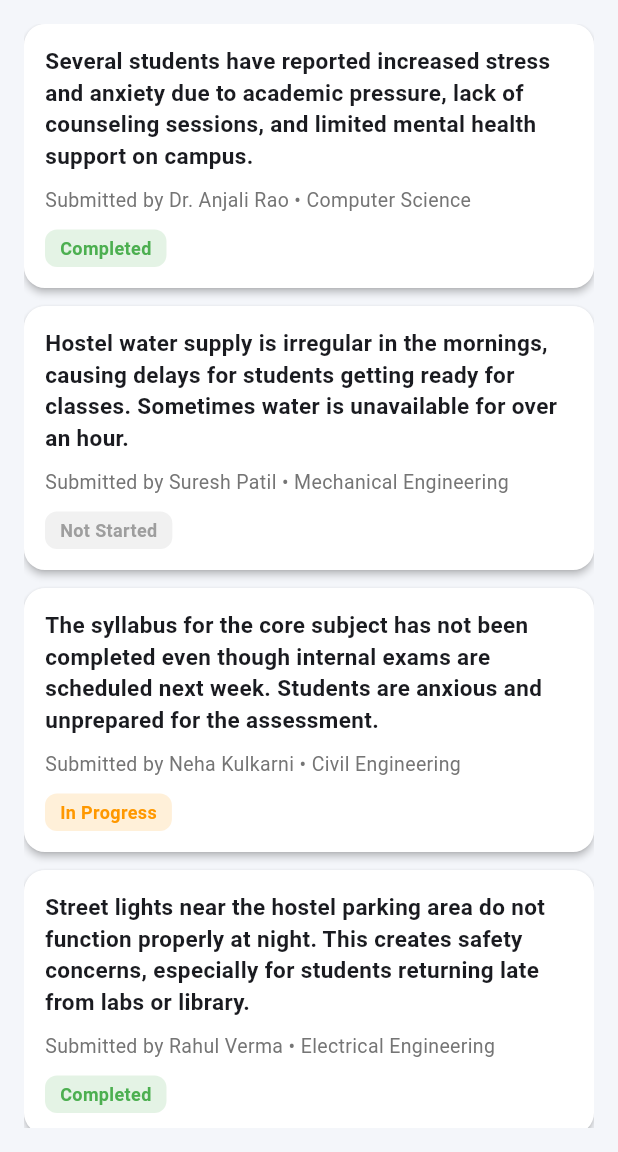
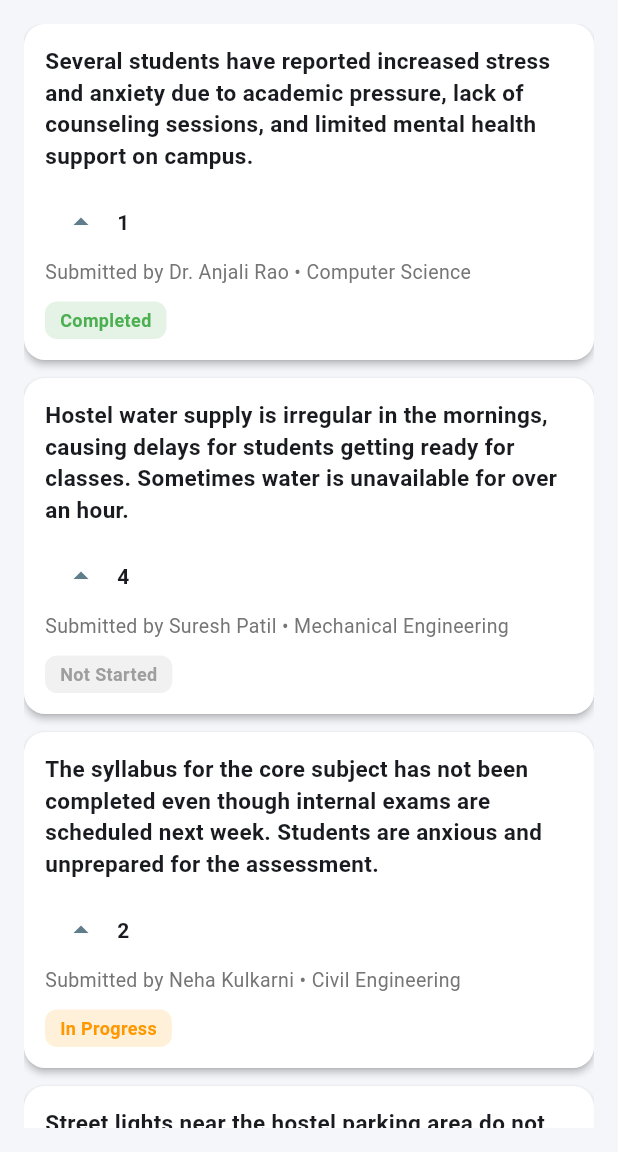
Before and after one commit to aparnabanpela20/UniPulse, a Flutter app: the ViewComplaintScreen screen opened directly, on a phone screen of 412 x 824 dp, the part 84-1236 px from its top. Run offline on Flutter 3.47's test engine with Material 3 defaults, Android fonts, the phone set to English and light mode, and no system bars.

Commit message:
Upvote Functionality added

```diff
--- a/lib/models/complaint.dart
+++ b/lib/models/complaint.dart
@@ -10,6 +10,7 @@ class Complaint {
   final String category;
   final DateTime createdAt;
   ComplaintStatus status;
+  int upvotes;
 
   Complaint({
     required this.id,
@@ -21,5 +22,6 @@ class Complaint {
     required this.category,
     required this.createdAt,
     this.status = ComplaintStatus.notStarted,
+    this.upvotes = 0,
   });
 }
--- a/lib/providers/complaint_provider.dart
+++ b/lib/providers/complaint_provider.dart
@@ -18,6 +18,7 @@ class ComplaintProvider extends ChangeNotifier {
       category: 'Infrastructure',
       createdAt: DateTime.now().subtract(const Duration(days: 5)),
       status: ComplaintStatus.notStarted,
+      upvotes: 5,
     ),
 
     Complaint(
@@ -34,6 +35,7 @@ class ComplaintProvider extends ChangeNotifier {
       category: 'Academics',
       createdAt: DateTime.now().subtract(const Duration(days: 2)),
       status: ComplaintStatus.working,
+      upvotes: 8,
     ),
 
     Complaint(
@@ -50,6 +52,7 @@ class ComplaintProvider extends ChangeNotifier {
       category: 'Infrastructure',
       createdAt: DateTime.now().subtract(const Duration(days: 7)),
       status: ComplaintStatus.completed,
+      upvotes: 3,
     ),
 
     Complaint(
@@ -66,6 +69,7 @@ class ComplaintProvider extends ChangeNotifier {
       category: 'Academics',
       createdAt: DateTime.now().subtract(const Duration(hours: 10)),
       status: ComplaintStatus.working,
+      upvotes: 2,
     ),
 
     Complaint(
@@ -82,6 +86,7 @@ class ComplaintProvider extends ChangeNotifier {
       category: 'Hostel',
       createdAt: DateTime.now().subtract(const Duration(days: 1)),
       status: ComplaintStatus.notStarted,
+      upvotes: 4,
     ),
 
     Complaint(
@@ -98,12 +103,15 @@ class ComplaintProvider extends ChangeNotifier {
       category: 'Mental Well-being',
       createdAt: DateTime.now().subtract(const Duration(days: 3)),
       status: ComplaintStatus.completed,
+      upvotes: 1,
     ),
   ];
 
   List<Complaint> get complaints {
     return List.unmodifiable(_complaints);
   }
+
+  final Set<String> _upvotedComplaintIds = {};
 
   void addComplaint({
     required String complaint,
@@ -155,4 +163,25 @@ class ComplaintProvider extends ChangeNotifier {
       notifyListeners();
     }
   }
+
+  void upvoteComplaint(String complaintId) {
+    if (_upvotedComplaintIds.contains(complaintId)) return;
+
+    final index = _complaints.indexWhere((c) => c.id == complaintId);
+    if (index != -1) {
+      _complaints[index].upvotes += 1;
+      _upvotedComplaintIds.add(complaintId);
+      notifyListeners();
+    }
+  }
+
+  bool hasUserUpvoted(String complaintId) {
+    return _upvotedComplaintIds.contains(complaintId);
+  }
+
+  List<Complaint> getTopVotedComplaints({int limit = 3}) {
+    final sorted = List<Complaint>.from(_complaints)
+      ..sort((a, b) => b.upvotes.compareTo(a.upvotes));
+    return sorted.take(limit).toList();
+  }
 }
--- a/lib/screens/complaint_success_screen.dart
+++ b/lib/screens/complaint_success_screen.dart
@@ -5,7 +5,7 @@ import 'complaint_screen.dart';
 
 class ComplaintSuccessScreen extends StatelessWidget {
   final String role;
-  ComplaintSuccessScreen({super.key, required this.role});
+  const ComplaintSuccessScreen({super.key, required this.role});
 
   @override
   Widget build(BuildContext context) {
--- a/lib/screens/selection_screen.dart
+++ b/lib/screens/selection_screen.dart
@@ -1,6 +1,4 @@
-import 'package:campus_signal/providers/complaint_provider.dart';
 import 'package:campus_signal/widget/role_card.dart';
-import 'package:provider/provider.dart';
 
 import '/screens/admin_screen.dart';
 import 'complaint_screen.dart';
@@ -109,7 +107,7 @@ class _SelectionScreenState extends State<SelectionScreen> {
                 children: [
                   // Header
                   Text(
-                    "Welcome to UniPulse",
+                    "Welcome to UNIPULSE",
                     style: TextStyle(
                       fontSize: 22,
                       fontWeight: FontWeight.w700,
--- a/lib/screens/view_complaint_screen.dart
+++ b/lib/screens/view_complaint_screen.dart
@@ -63,6 +63,9 @@ class ViewComplaintScreen extends StatelessWidget {
                 itemBuilder: (context, index) {
                   final complaint = complaints[complaints.length - 1 - index];
 
+                  final provider = context.watch<ComplaintProvider>();
+                  final hasUpvoted = provider.hasUserUpvoted(complaint.id);
+
                   return Card(
                     margin: const EdgeInsets.only(bottom: 12),
                     shape: RoundedRectangleBorder(
@@ -82,6 +85,34 @@ class ViewComplaintScreen extends StatelessWidget {
                           ),
 
                           const SizedBox(height: 10),
+
+                          Row(
+                            children: [
+                              IconButton(
+                                icon: Icon(
+                                  Icons.arrow_drop_up,
+                                  color: hasUpvoted
+                                      ? Colors.grey
+                                      : Colors.blueGrey,
+                                  size: 24,
+                                ),
+                                onPressed: hasUpvoted
+                                    ? null
+                                    : () {
+                                        context
+                                            .read<ComplaintProvider>()
+                                            .upvoteComplaint(complaint.id);
+                                      },
+                                tooltip: "Upvote",
+                              ),
+                              Text(
+                                complaint.upvotes.toString(),
+                                style: const TextStyle(
+                                  fontWeight: FontWeight.w600,
+                                ),
+                              ),
+                            ],
+                          ),
 
                           Text(
                             "Submitted by ${complaint.givenBy} • ${complaint.department}",
```
Also changed, not shown: lib/screens/admin_screen.dart (+42 -0 lines).
